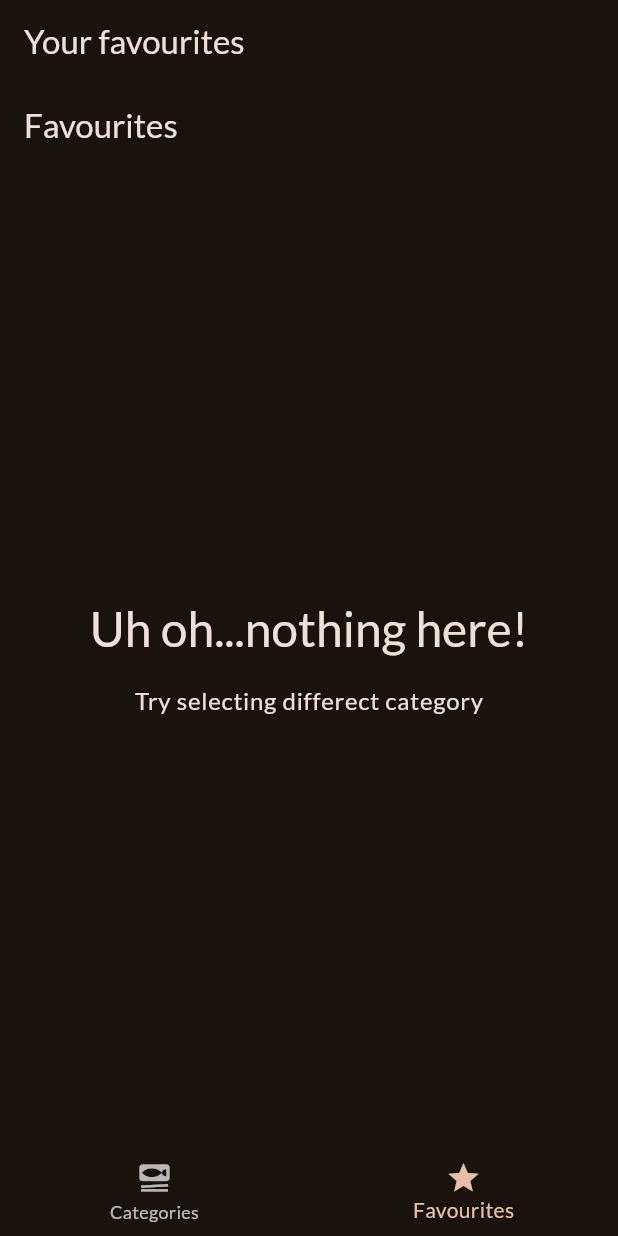
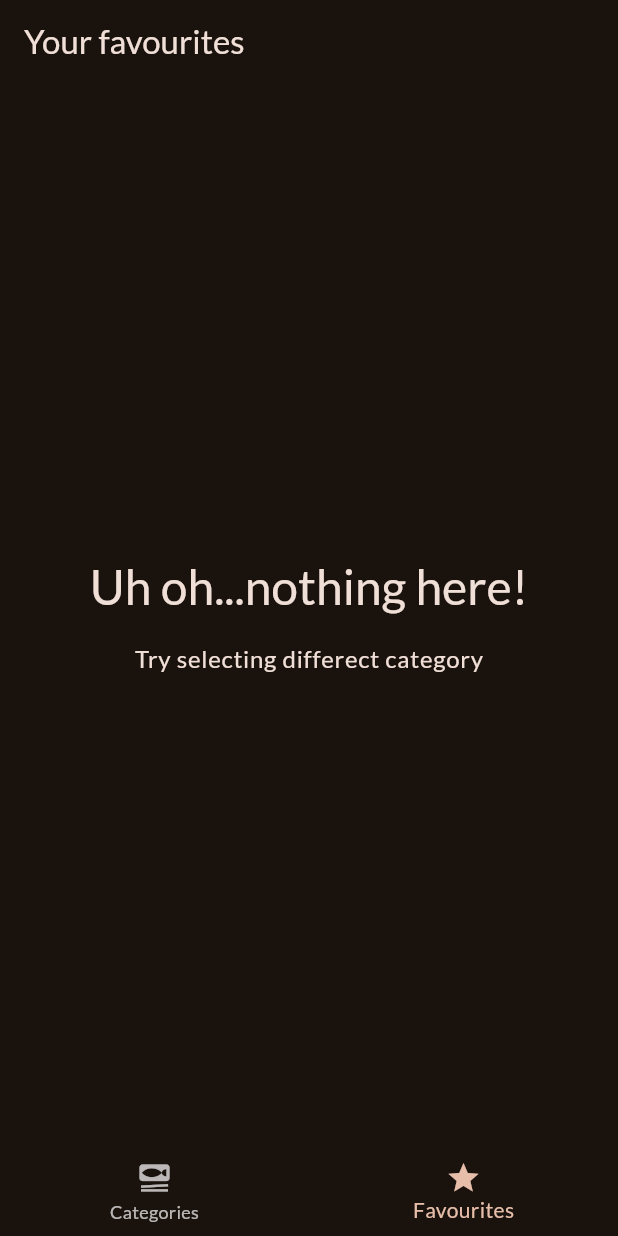
Before and after one commit to dubeyanant/meals, a Flutter app: the screen it shows after launch, item 2 of the bottom bar chosen, on a phone screen of 412 x 824 dp. Run offline on Flutter 3.47's test engine with Material 3 defaults, Android fonts, the phone set to English and light mode, and no system bars; our stand-ins replace google_fonts, transparent_image.

Commit message:
fix: two app bars in favourite screen

```diff
--- a/lib/screens/meals.dart
+++ b/lib/screens/meals.dart
@@ -5,9 +5,9 @@ import 'package:meals/screens/meal_details.dart';
 import 'package:meals/widgets/meal_item.dart';
 
 class MealsScreen extends StatelessWidget {
-  const MealsScreen({super.key, required this.title, required this.meals});
+  const MealsScreen({super.key, this.title, required this.meals});
 
-  final String title;
+  final String? title;
   final List<Meal> meals;
 
   void selectMeal(BuildContext context, Meal meal) {
@@ -53,9 +53,11 @@ class MealsScreen extends StatelessWidget {
       );
     }
 
+    if (title == null) return content;
+
     return Scaffold(
       appBar: AppBar(
-        title: Text(title),
+        title: Text(title!),
       ),
       body: content,
     );
--- a/lib/screens/tabs.dart
+++ b/lib/screens/tabs.dart
@@ -27,7 +27,7 @@ class _TabsScreenState extends State<TabsScreen> {
     var activePageTitle = 'Pick your category';
 
     if (_selectedPageIndex == 1) {
-      activePage = const MealsScreen(title: 'Favourites', meals: []);
+      activePage = const MealsScreen(meals: []);
       activePageTitle = 'Your favourites';
     }
 
```
